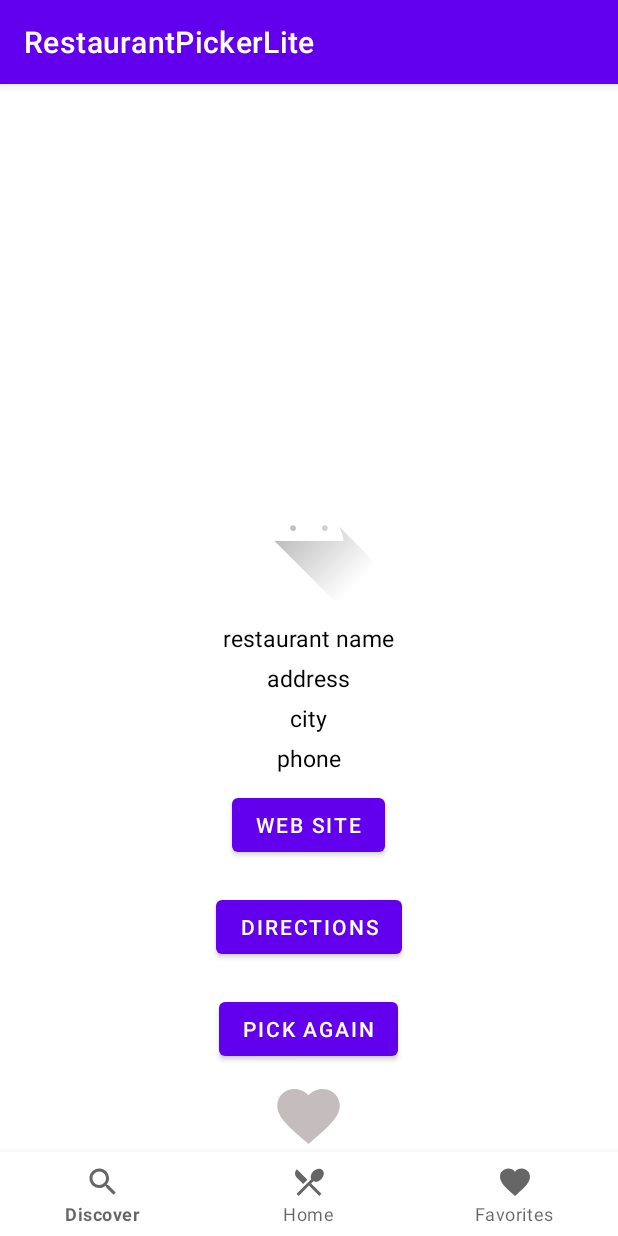
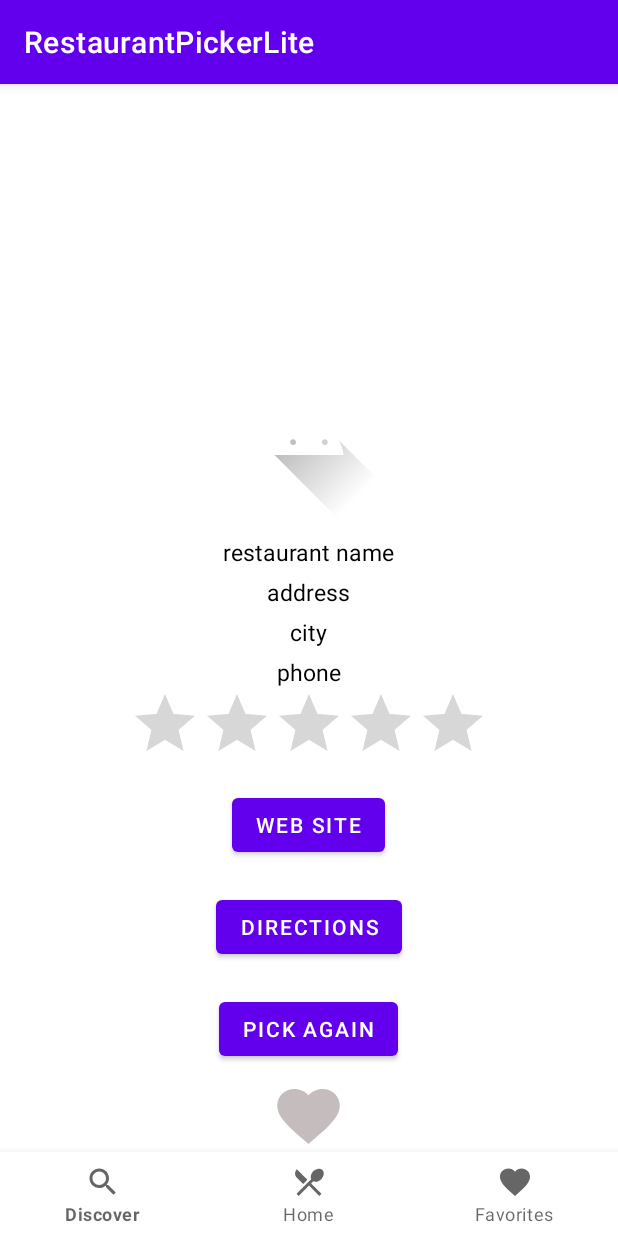
Before and after one commit to buc0025/Android_Restaurant_Picker_Lite, an Android app: the DisplayRandomPick screen opened directly, with no data from a screen before it, on a phone screen of 412 x 824 dp. Run offline under Robolectric (Android 15) with nearby library versions, the phone set to English and light mode, and no system bars; our stand-ins replace Picasso, Volley; network calls fail; pictures from the network do not load; 5 statements that could not run were skipped.

Commit message:
Added rating bar in display random pick layout

```diff
--- a/app/src/main/java/com/example/restaurantpickerlite/activities/DisplayRandomPick.java
+++ b/app/src/main/java/com/example/restaurantpickerlite/activities/DisplayRandomPick.java
@@ -10,6 +10,7 @@ import android.view.MenuItem;
 import android.view.View;
 import android.widget.Button;
 import android.widget.ImageView;
+import android.widget.RatingBar;
 import android.widget.TextView;
 import android.widget.Toast;
 import android.widget.ToggleButton;
@@ -47,6 +48,7 @@ public class DisplayRandomPick extends AppCompatActivity {
     private ImageView restaurantImg;
     private ArrayList<RestaurantItem> restaurantList;
     private ToggleButton favoriteBtn;
+    private RatingBar ratingBar;
 
     @Override
     protected void onCreate(Bundle savedInstanceState) {
@@ -64,6 +66,7 @@ public class DisplayRandomPick extends AppCompatActivity {
         favoriteBtn = findViewById(R.id.favoriteBtn);
         websiteBtn = findViewById(R.id.websiteBtn);
         directionsBtn = findViewById(R.id.directionsBtn);
+        ratingBar = findViewById(R.id.ratingBar);
 
         requestQueue = Volley.newRequestQueue(this);
 
@@ -172,6 +175,8 @@ public class DisplayRandomPick extends AppCompatActivity {
                             String phone = entry.getString("display_phone");
                             String website = entry.getString("url");
 
+                            ratingBar.setRating((float) rating);
+
                             websiteBtn.setOnClickListener(new View.OnClickListener() {
                                 @Override
                                 public void onClick(View v) {
--- a/app/src/main/java/com/example/restaurantpickerlite/models/FavoritesRecyclerViewAdapter.java
+++ b/app/src/main/java/com/example/restaurantpickerlite/models/FavoritesRecyclerViewAdapter.java
@@ -78,6 +78,7 @@ public class FavoritesRecyclerViewAdapter extends RecyclerView.Adapter<Favorites
                 intent.putExtra("state", currentItem.getState());
                 intent.putExtra("zip code", currentItem.getZipCode());
                 intent.putExtra("phone", currentItem.getPhone());
+                intent.putExtra("site", currentItem.getWebSite());
                 intent.putExtra("rating", currentItem.getRating());
                 context.startActivity(intent);
             }
--- a/app/src/main/res/layout/activity_display_random_pick.xml
+++ b/app/src/main/res/layout/activity_display_random_pick.xml
@@ -71,6 +71,13 @@
                 android:textColor="@color/black"
                 android:textSize="15sp" />
 
+            <RatingBar
+                android:id="@+id/ratingBar"
+                android:layout_width="wrap_content"
+                android:layout_height="wrap_content"
+                android:layout_gravity="center"
+                android:isIndicator="true"/>
+
             <Button
                 android:id="@+id/websiteBtn"
                 android:layout_width="wrap_content"
```
Also changed, not shown: app/src/main/java/com/example/restaurantpickerlite/activities/RestaurantInfoActivity.java (+7 -6 lines).
